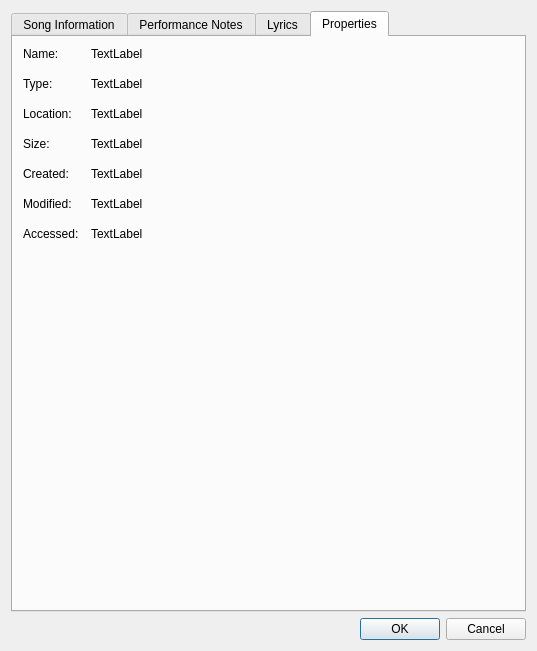
Old version of the form source/dialogs/fileinformationdialog.ui in the repository powertab/powertabeditor.
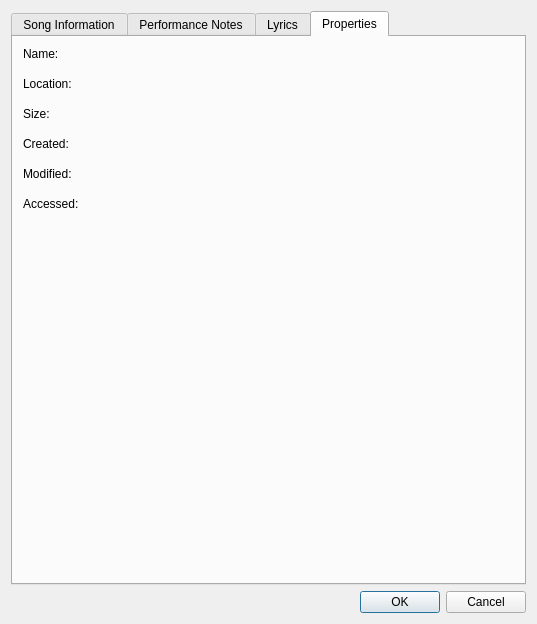
New version of the form. The open tabs and pages were chosen to show the change.

What changed in the file:
```diff
--- a/source/dialogs/fileinformationdialog.ui
+++ b/source/dialogs/fileinformationdialog.ui
@@ -7,7 +7,7 @@
     <x>0</x>
     <y>0</y>
     <width>537</width>
-    <height>651</height>
+    <height>624</height>
    </rect>
   </property>
   <property name="windowTitle">
@@ -807,91 +807,77 @@
         <item row="0" column="1">
          <widget class="QLabel" name="fileNameValue">
           <property name="text">
-           <string>TextLabel</string>
+           <string/>
           </property>
          </widget>
         </item>
         <item row="1" column="0">
-         <widget class="QLabel" name="fileTypeLabel">
-          <property name="text">
-           <string>Type:</string>
-          </property>
-         </widget>
-        </item>
-        <item row="1" column="1">
-         <widget class="QLabel" name="fileTypeValue">
-          <property name="text">
-           <string>TextLabel</string>
-          </property>
-         </widget>
-        </item>
-        <item row="2" column="0">
          <widget class="QLabel" name="fileLocationLabel">
           <property name="text">
            <string>Location:</string>
           </property>
          </widget>
         </item>
-        <item row="2" column="1">
+        <item row="1" column="1">
          <widget class="QLabel" name="fileLocationValue">
           <property name="text">
-           <string>TextLabel</string>
+           <string/>
           </property>
          </widget>
         </item>
-        <item row="3" column="0">
+        <item row="2" column="0">
          <widget class="QLabel" name="fileSizeLabel">
           <property name="text">
            <string>Size:</string>
           </property>
          </widget>
         </item>
-        <item row="3" column="1">
+        <item row="2" column="1">
          <widget class="QLabel" name="fileSizeValue">
           <property name="text">
-           <string>TextLabel</string>
+           <string/>
           </property>
          </widget>
         </item>
-        <item row="4" column="0">
+        <item row="3" column="0">
          <widget class="QLabel" name="fileCreatedLabel">
           <property name="text">
            <string>Created:</string>
           </property>
          </widget>
         </item>
-        <item row="4" column="1">
+        <item row="3" column="1">
          <widget class="QLabel" name="fileCreatedValue">
           <property name="text">
-           <string>TextLabel</string>
+           <string/>
           </property>
          </widget>
         </item>
-        <item row="5" column="0">
+        <item row="4" column="0">
          <widget class="QLabel" name="fileModifiedLabel">
           <property name="text">
            <string>Modified:</string>
           </property>
          </widget>
         </item>
-        <item row="5" column="1">
+        <item row="4" column="1">
          <widget class="QLabel" name="fileModifiedValue">
           <property name="text">
-           <string>TextLabel</string>
+           <string/>
           </property>
          </widget>
         </item>
-        <item row="6" column="0">
+        <item row="5" column="0">
          <widget class="QLabel" name="fileAccessedLabel">
           <property name="text">
            <string>Accessed:</string>
           </property>
          </widget>
         </item>
-        <item row="6" column="1">
+        <item row="5" column="1">
          <widget class="QLabel" name="fileAccessedValue">
           <property name="text">
-           <string>TextLabel</string>
+           <string/>
           </property>
          </widget>
         </item>
```
Left out of the diff: 46 changed lines with no effect on the pictures.
